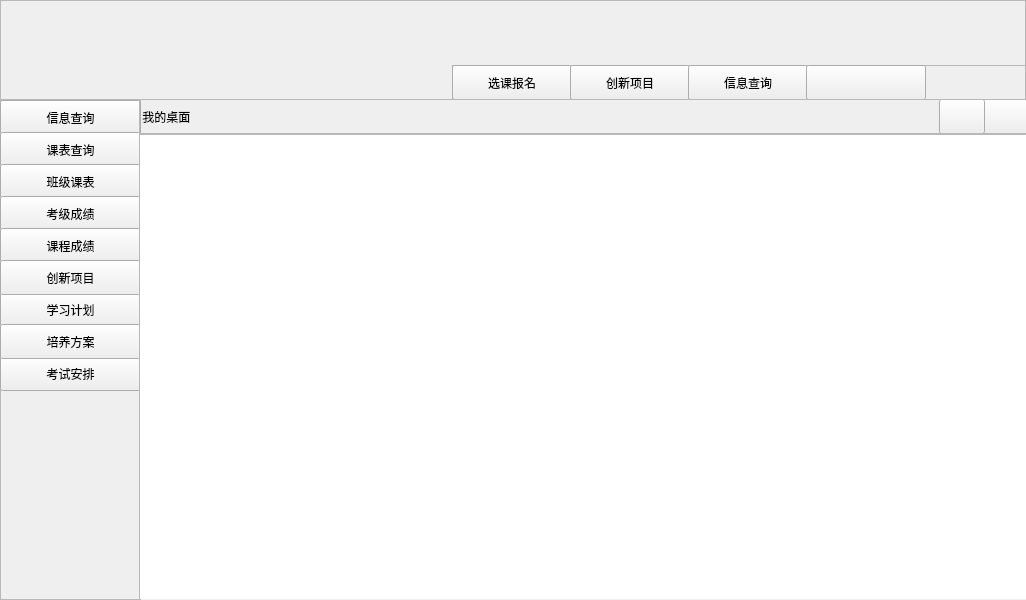
Above: edumana/edumana/ui/student.ui from JockJo/fjj before the change. Below: the same form after it.
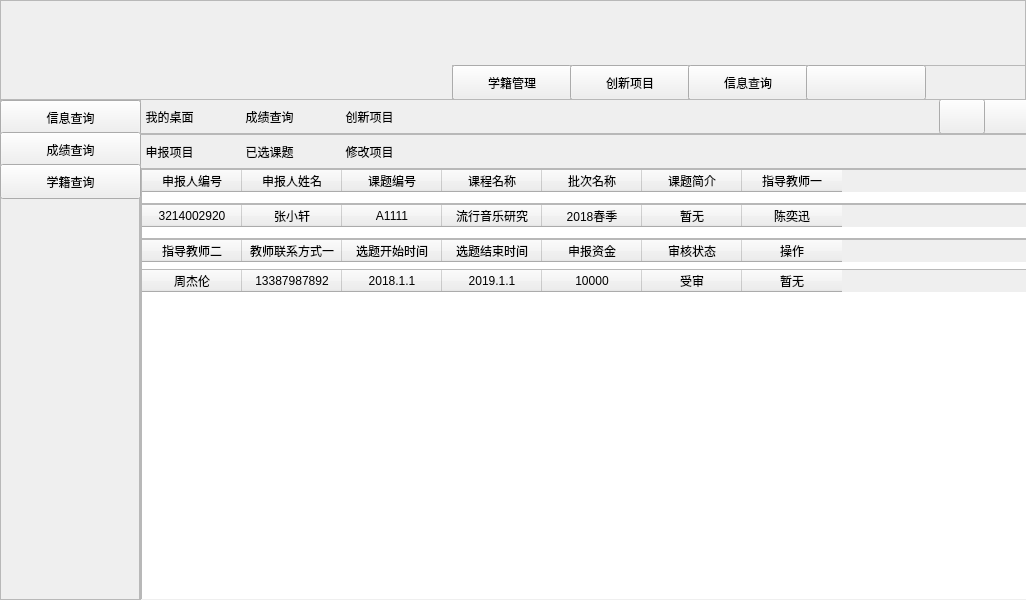
That is the form after the change.

Patch:
```diff
--- a/edumana/edumana/ui/student.ui
+++ b/edumana/edumana/ui/student.ui
@@ -57,7 +57,7 @@
      <property name="frameShadow">
       <enum>QFrame::Raised</enum>
      </property>
-     <widget class="QPushButton" name="button_select_course">
+     <widget class="QPushButton" name="button_manaRoll">
       <property name="geometry">
        <rect>
         <x>0</x>
@@ -67,10 +67,10 @@
        </rect>
       </property>
       <property name="text">
-       <string>选课报名</string>
+       <string>学籍管理</string>
       </property>
      </widget>
-     <widget class="QPushButton" name="button_innovations">
+     <widget class="QPushButton" name="button_innovation">
       <property name="geometry">
        <rect>
         <x>118</x>
@@ -110,8 +110,22 @@
       </property>
      </widget>
     </widget>
+    <widget class="QLabel" name="label_background_2">
+     <property name="geometry">
+      <rect>
+       <x>-2</x>
+       <y>10</y>
+       <width>239</width>
+       <height>53</height>
+      </rect>
+     </property>
+     <property name="text">
+      <string/>
+     </property>
+    </widget>
     <zorder>frame_background</zorder>
     <zorder>label_background</zorder>
+    <zorder>label_background_2</zorder>
    </widget>
    <widget class="QFrame" name="frame_left">
     <property name="geometry">
@@ -144,7 +158,7 @@
       <bool>false</bool>
      </property>
     </widget>
-    <widget class="QPushButton" name="button_course_search">
+    <widget class="QPushButton" name="button_grade_search">
      <property name="geometry">
       <rect>
        <x>0</x>
@@ -154,13 +168,13 @@
       </rect>
      </property>
      <property name="text">
-      <string>课表查询</string>
+      <string>成绩查询</string>
      </property>
      <property name="autoDefault">
       <bool>false</bool>
      </property>
     </widget>
-    <widget class="QPushButton" name="button_class_course">
+    <widget class="QPushButton" name="button_roll_search">
      <property name="geometry">
       <rect>
        <x>0</x>
@@ -170,103 +184,7 @@
       </rect>
      </property>
      <property name="text">
-      <string>班级课表</string>
-     </property>
-     <property name="autoDefault">
-      <bool>false</bool>
-     </property>
-    </widget>
-    <widget class="QPushButton" name="button_grade_test">
-     <property name="geometry">
-      <rect>
-       <x>0</x>
-       <y>96</y>
-       <width>141</width>
-       <height>35</height>
-      </rect>
-     </property>
-     <property name="text">
-      <string>考级成绩</string>
-     </property>
-     <property name="autoDefault">
-      <bool>false</bool>
-     </property>
-    </widget>
-    <widget class="QPushButton" name="button_grade_course">
-     <property name="geometry">
-      <rect>
-       <x>0</x>
-       <y>128</y>
-       <width>141</width>
-       <height>35</height>
-      </rect>
-     </property>
-     <property name="text">
-      <string>课程成绩</string>
-     </property>
-     <property name="autoDefault">
-      <bool>false</bool>
-     </property>
-    </widget>
-    <widget class="QPushButton" name="button_test_scheme">
-     <property name="geometry">
-      <rect>
-       <x>0</x>
-       <y>256</y>
-       <width>141</width>
-       <height>35</height>
-      </rect>
-     </property>
-     <property name="text">
-      <string>考试安排</string>
-     </property>
-     <property name="autoDefault">
-      <bool>false</bool>
-     </property>
-    </widget>
-    <widget class="QPushButton" name="button_study_plan">
-     <property name="geometry">
-      <rect>
-       <x>0</x>
-       <y>192</y>
-       <width>141</width>
-       <height>35</height>
-      </rect>
-     </property>
-     <property name="text">
-      <string>学习计划</string>
-     </property>
-     <property name="autoDefault">
-      <bool>false</bool>
-     </property>
-    </widget>
-    <widget class="QPushButton" name="button_innovation">
-     <property name="geometry">
-      <rect>
-       <x>0</x>
-       <y>160</y>
-       <width>141</width>
-       <height>35</height>
-      </rect>
-     </property>
-     <property name="text">
-      <string>创新项目</string>
-     </property>
-     <property name="autoDefault">
-      <bool>false</bool>
-     </property>
-    </widget>
-    <widget class="QPushButton" name="button_training_scheme">
-     <property name="geometry">
-      <rect>
-       <x>0</x>
-       <y>224</y>
-       <width>141</width>
-       <height>35</height>
-      </rect>
-     </property>
-     <property name="text">
-      <string>培养方案</string>
+      <string>学籍查询</string>
      </property>
      <property name="autoDefault">
       <bool>false</bool>
@@ -314,16 +232,6 @@
       <string/>
      </property>
     </widget>
-    <widget class="QTableWidget" name="main_table">
-     <property name="geometry">
-      <rect>
-       <x>0</x>
-       <y>35</y>
-       <width>891</width>
-       <height>466</height>
-      </rect>
-     </property>
-    </widget>
     <widget class="QFrame" name="main_frame">
      <property name="geometry">
       <rect>
@@ -352,11 +260,318 @@
        </rect>
       </property>
       <property name="text">
-       <string> 我的桌面</string>
+       <string>  我的桌面</string>
       </property>
      </widget>
+     <widget class="QLabel" name="label_innovation">
+      <property name="enabled">
+       <bool>true</bool>
+      </property>
+      <property name="geometry">
+       <rect>
+        <x>200</x>
+        <y>0</y>
+        <width>100</width>
+        <height>35</height>
+       </rect>
+      </property>
+      <property name="text">
+       <string>  创新项目</string>
+      </property>
+     </widget>
+     <widget class="QLabel" name="label_grade_search">
+      <property name="enabled">
+       <bool>true</bool>
+      </property>
+      <property name="geometry">
+       <rect>
+        <x>100</x>
+        <y>0</y>
+        <width>100</width>
+        <height>35</height>
+       </rect>
+      </property>
+      <property name="text">
+       <string>  成绩查询</string>
+      </property>
+     </widget>
+    </widget>
+    <widget class="QTableWidget" name="table_grade">
+     <property name="geometry">
+      <rect>
+       <x>2</x>
+       <y>70</y>
+       <width>891</width>
+       <height>35</height>
+      </rect>
+     </property>
+     <column>
+      <property name="text">
+       <string>申报人编号</string>
+      </property>
+      <property name="background">
+       <color alpha="0">
+        <red>241</red>
+        <green>241</green>
+        <blue>241</blue>
+       </color>
+      </property>
+     </column>
+     <column>
+      <property name="text">
+       <string>申报人姓名</string>
+      </property>
+     </column>
+     <column>
+      <property name="text">
+       <string>课题编号</string>
+      </property>
+     </column>
+     <column>
+      <property name="text">
+       <string>课程名称</string>
+      </property>
+     </column>
+     <column>
+      <property name="text">
+       <string>批次名称</string>
+      </property>
+     </column>
+     <column>
+      <property name="text">
+       <string>课题简介</string>
+      </property>
+     </column>
+     <column>
+      <property name="text">
+       <string>指导教师一</string>
+      </property>
+     </column>
+    </widget>
+    <widget class="QTableWidget" name="table_grade_2">
+     <property name="geometry">
+      <rect>
+       <x>2</x>
+       <y>105</y>
+       <width>891</width>
+       <height>35</height>
+      </rect>
+     </property>
+     <column>
+      <property name="text">
+       <string>3214002920</string>
+      </property>
+      <property name="background">
+       <color alpha="0">
+        <red>241</red>
+        <green>241</green>
+        <blue>241</blue>
+       </color>
+      </property>
+     </column>
+     <column>
+      <property name="text">
+       <string>张小轩</string>
+      </property>
+     </column>
+     <column>
+      <property name="text">
+       <string>A1111</string>
+      </property>
+     </column>
+     <column>
+      <property name="text">
+       <string>流行音乐研究</string>
+      </property>
+     </column>
+     <column>
+      <property name="text">
+       <string>2018春季</string>
+      </property>
+     </column>
+     <column>
+      <property name="text">
+       <string>暂无</string>
+      </property>
+     </column>
+     <column>
+      <property name="text">
+       <string>陈奕迅</string>
+      </property>
+     </column>
+    </widget>
+    <widget class="QFrame" name="main_frame_pro">
+     <property name="geometry">
+      <rect>
+       <x>0</x>
+       <y>35</y>
+       <width>891</width>
+       <height>35</height>
+      </rect>
+     </property>
+     <property name="frameShape">
+      <enum>QFrame::StyledPanel</enum>
+     </property>
+     <property name="frameShadow">
+      <enum>QFrame::Raised</enum>
+     </property>
+     <widget class="QLabel" name="label_apply_pro">
+      <property name="enabled">
+       <bool>true</bool>
+      </property>
+      <property name="geometry">
+       <rect>
+        <x>0</x>
+        <y>0</y>
+        <width>100</width>
+        <height>35</height>
+       </rect>
+      </property>
+      <property name="text">
+       <string>  申报项目</string>
+      </property>
+     </widget>
+     <widget class="QLabel" name="label_search_pro">
+      <property name="enabled">
+       <bool>true</bool>
+      </property>
+      <property name="geometry">
+       <rect>
+        <x>100</x>
+        <y>0</y>
+        <width>100</width>
+        <height>35</height>
+       </rect>
+      </property>
+      <property name="text">
+       <string>  已选课题</string>
+      </property>
+     </widget>
+     <widget class="QLabel" name="label_update_pro">
+      <property name="enabled">
+       <bool>true</bool>
+      </property>
+      <property name="geometry">
+       <rect>
+        <x>200</x>
+        <y>0</y>
+        <width>100</width>
+        <height>35</height>
+       </rect>
+      </property>
+      <property name="text">
+       <string>  修改项目</string>
+      </property>
+     </widget>
+    </widget>
+    <widget class="QTableWidget" name="table_grade_3">
+     <property name="geometry">
+      <rect>
+       <x>2</x>
+       <y>140</y>
+       <width>891</width>
+       <height>35</height>
+      </rect>
+     </property>
+     <column>
+      <property name="text">
+       <string>指导教师二</string>
+      </property>
+      <property name="background">
+       <color alpha="0">
+        <red>241</red>
+        <green>241</green>
+        <blue>241</blue>
+       </color>
+      </property>
+     </column>
+     <column>
+      <property name="text">
+       <string>教师联系方式一</string>
+      </property>
+     </column>
+     <column>
+      <property name="text">
+       <string>选题开始时间</string>
+      </property>
+     </column>
+     <column>
+      <property name="text">
+       <string>选题结束时间</string>
+      </property>
+     </column>
+     <column>
+      <property name="text">
+       <string>申报资金</string>
+      </property>
+     </column>
+     <column>
+      <property name="text">
+       <string>审核状态</string>
+      </property>
+     </column>
+     <column>
+      <property name="text">
+       <string>操作</string>
+      </property>
+     </column>
+    </widget>
+    <widget class="QTableWidget" name="table_grade_4">
+     <property name="geometry">
+      <rect>
+       <x>2</x>
+       <y>170</y>
+       <width>891</width>
+       <height>331</height>
+      </rect>
+     </property>
+     <column>
+      <property name="text">
+       <string>周杰伦</string>
+      </property>
+      <property name="background">
+       <color alpha="0">
+        <red>241</red>
+        <green>241</green>
+        <blue>241</blue>
+       </color>
+      </property>
+     </column>
+     <column>
+      <property name="text">
+       <string>13387987892</string>
+      </property>
+     </column>
+     <column>
+      <property name="text">
+       <string>2018.1.1</string>
+      </property>
+     </column>
+     <column>
+      <property name="text">
+       <string>2019.1.1</string>
+      </property>
+     </column>
+     <column>
+      <property name="text">
+       <string>10000</string>
+      </property>
+     </column>
+     <column>
+      <property name="text">
+       <string>受审</string>
+      </property>
+     </column>
+     <column>
+      <property name="text">
+       <string>暂无</string>
+      </property>
+     </column>
     </widget>
    </widget>
+   <zorder>frame_top</zorder>
+   <zorder>frame_main</zorder>
+   <zorder>frame_left</zorder>
   </widget>
  </widget>
  <resources/>
```
